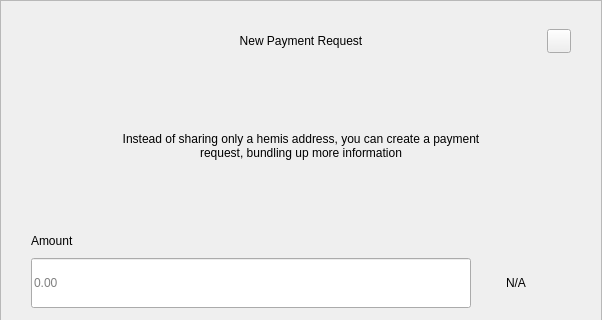
The window that src/qt/hemis/forms/requestdialog.ui (hypermoist/Hemis) describes before a commit, drawn with Qt 5; both pictures show x 0 to 602 and y 0 to 320 of the 602 by 607 pixel window.
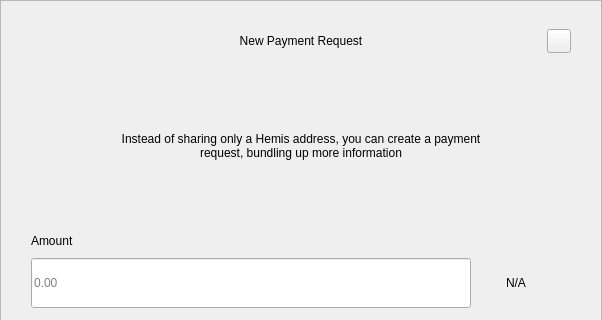
The same window after the commit.

Commit message: hemis -> Hemis

What changed in the file:
```diff
--- a/src/qt/hemis/forms/requestdialog.ui
+++ b/src/qt/hemis/forms/requestdialog.ui
@@ -210,7 +210,7 @@
              </size>
             </property>
             <property name="text">
-             <string>Instead of sharing only a hemis address, you can create a payment request, bundling up more information</string>
+             <string>Instead of sharing only a Hemis address, you can create a payment request, bundling up more information</string>
             </property>
             <property name="alignment">
              <set>Qt::AlignCenter</set>
```
The commit also changes 961 other files.
